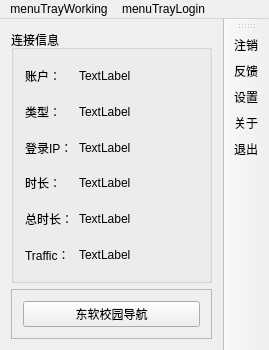
First picture: the form in client/forms/mainwindow.ui, repository NSS-Studio/NDR_Client, before the edit.
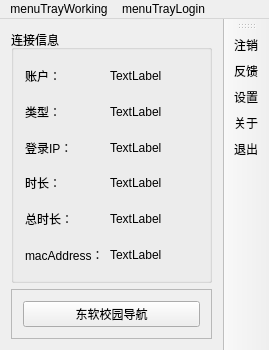
Second picture: the form after the edit. Icons and pictures are not drawn.

Commit message: Fixed MainWindow crash and Add getHostMacAddress method

```diff
--- a/client/forms/mainwindow.ui
+++ b/client/forms/mainwindow.ui
@@ -151,7 +151,7 @@
             </size>
            </property>
            <property name="text">
-            <string>Traffic：</string>
+            <string>macAddress：</string>
            </property>
           </widget>
          </item>
```
Left out of the diff: 2 changed lines with no effect on the pictures. The commit also changes 4 other files.
